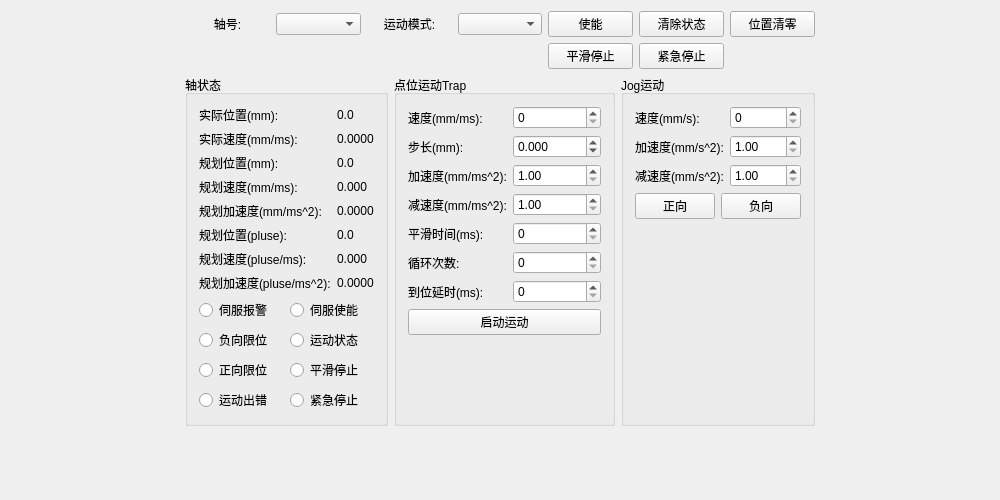
Old version of the form GTSSimpleController/Widget/AxisWidget.ui in the repository whisper512/GTS.
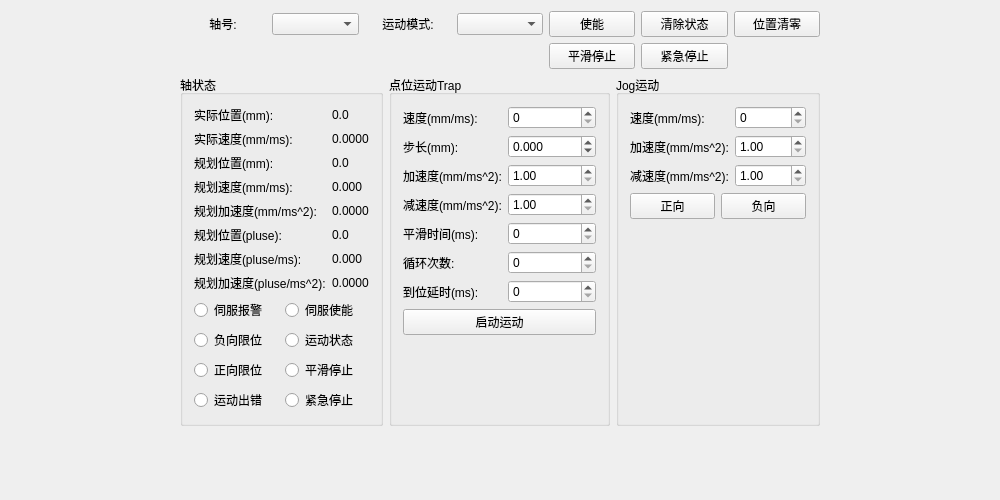
New version of the form.

Commit message: 修改单位为mm和ms

The edit to the form file:
```diff
--- a/GTSSimpleController/Widget/AxisWidget.ui
+++ b/GTSSimpleController/Widget/AxisWidget.ui
@@ -438,7 +438,7 @@
               <item row="2" column="0">
                <widget class="QLabel" name="label_jogDec">
                 <property name="text">
-                 <string>减速度(mm/s^2):</string>
+                 <string>减速度(mm/ms^2):</string>
                 </property>
                </widget>
               </item>
@@ -462,7 +462,7 @@
               <item row="0" column="0">
                <widget class="QLabel" name="label_jogMotionVel">
                 <property name="text">
-                 <string>速度(mm/s):</string>
+                 <string>速度(mm/ms):</string>
                 </property>
                </widget>
               </item>
@@ -479,7 +479,7 @@
               <item row="1" column="0">
                <widget class="QLabel" name="label_jogAcc">
                 <property name="text">
-                 <string>加速度(mm/s^2):</string>
+                 <string>加速度(mm/ms^2):</string>
                 </property>
                </widget>
               </item>
```
The commit also changes 1 other file.
